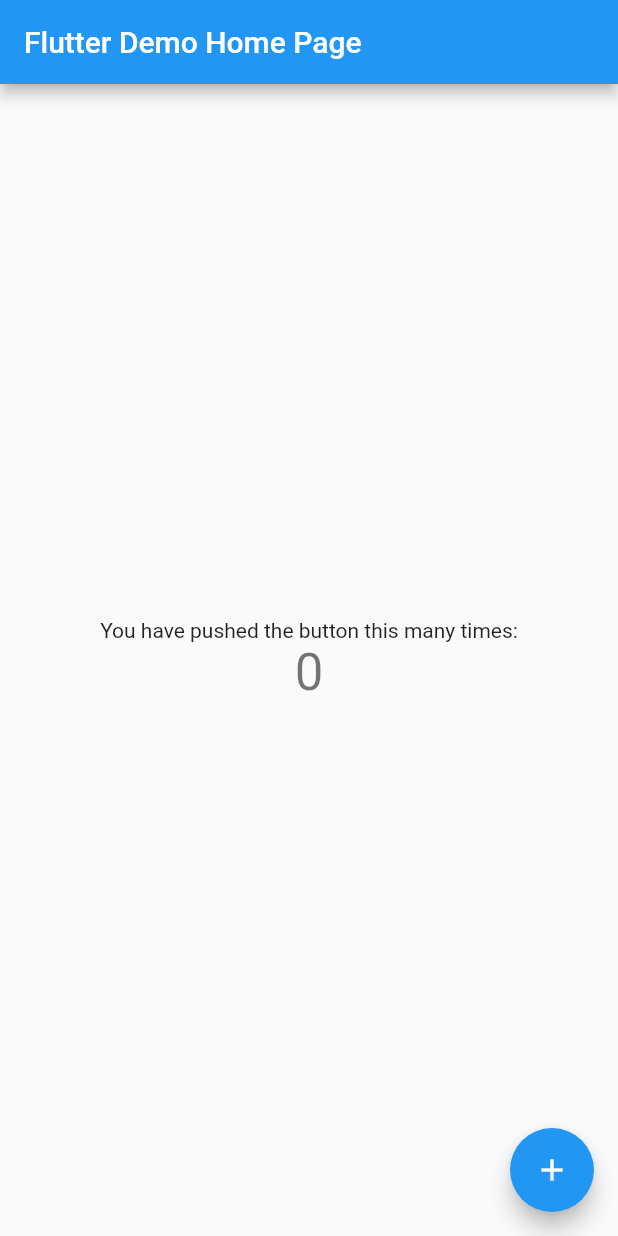
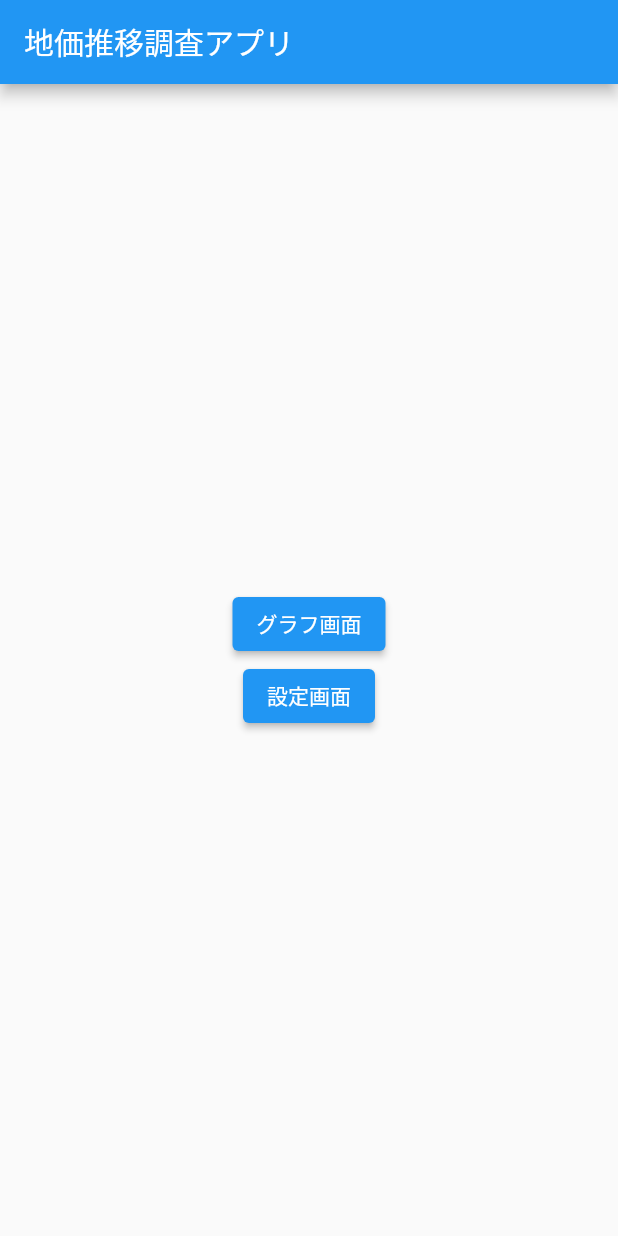
Before and after one commit to omooooori/LandPriceObserver, a Flutter app: the screen it shows after launch, on a phone screen of 412 x 824 dp. Run offline on Flutter 3.47's test engine with Material 2 defaults, Android fonts, the phone set to English and light mode, and no system bars.

Commit message:
画面作成。

```diff
--- a/lib/main.dart
+++ b/lib/main.dart
@@ -1,3 +1,5 @@
+import 'package:app/graph_screen.dart';
+import 'package:app/setting_screen.dart';
 import 'package:flutter/material.dart';
 
 void main() {
@@ -7,21 +9,11 @@ void main() {
 class MyApp extends StatelessWidget {
   const MyApp({Key? key}) : super(key: key);
 
-  // This widget is the root of your application.
   @override
   Widget build(BuildContext context) {
     return MaterialApp(
       title: 'Flutter Demo',
       theme: ThemeData(
-        // This is the theme of your application.
-        //
-        // Try running your application with "flutter run". You'll see the
-        // application has a blue toolbar. Then, without quitting the app, try
-        // changing the primarySwatch below to Colors.green and then invoke
-        // "hot reload" (press "r" in the console where you ran "flutter run",
-        // or simply save your changes to "hot reload" in a Flutter IDE).
-        // Notice that the counter didn't reset back to zero; the application
-        // is not restarted.
         primarySwatch: Colors.blue,
       ),
       home: const MyHomePage(title: 'Flutter Demo Home Page'),
@@ -31,15 +23,6 @@ class MyApp extends StatelessWidget {
 
 class MyHomePage extends StatefulWidget {
   const MyHomePage({Key? key, required this.title}) : super(key: key);
-
-  // This widget is the home page of your application. It is stateful, meaning
-  // that it has a State object (defined below) that contains fields that affect
-  // how it looks.
-
-  // This class is the configuration for the state. It holds the values (in this
-  // case the title) provided by the parent (in this case the App widget) and
-  // used by the build method of the State. Fields in a Widget subclass are
-  // always marked "final".
 
   final String title;
 
@@ -63,53 +46,35 @@ class _MyHomePageState extends State<MyHomePage> {
 
   @override
   Widget build(BuildContext context) {
-    // This method is rerun every time setState is called, for instance as done
-    // by the _incrementCounter method above.
-    //
-    // The Flutter framework has been optimized to make rerunning build methods
-    // fast, so that you can just rebuild anything that needs updating rather
-    // than having to individually change instances of widgets.
     return Scaffold(
       appBar: AppBar(
-        // Here we take the value from the MyHomePage object that was created by
-        // the App.build method, and use it to set our appbar title.
-        title: Text(widget.title),
+        title: Text('地価推移調査アプリ'),
       ),
       body: Center(
-        // Center is a layout widget. It takes a single child and positions it
-        // in the middle of the parent.
         child: Column(
-          // Column is also a layout widget. It takes a list of children and
-          // arranges them vertically. By default, it sizes itself to fit its
-          // children horizontally, and tries to be as tall as its parent.
-          //
-          // Invoke "debug painting" (press "p" in the console, choose the
-          // "Toggle Debug Paint" action from the Flutter Inspector in Android
-          // Studio, or the "Toggle Debug Paint" command in Visual Studio Code)
-          // to see the wireframe for each widget.
-          //
-          // Column has various properties to control how it sizes itself and
-          // how it positions its children. Here we use mainAxisAlignment to
-          // center the children vertically; the main axis here is the vertical
-          // axis because Columns are vertical (the cross axis would be
-          // horizontal).
           mainAxisAlignment: MainAxisAlignment.center,
           children: <Widget>[
-            const Text(
-              'You have pushed the button this many times:',
+            ElevatedButton(
+              onPressed: () {
+                Navigator.push(
+                  context,
+                  MaterialPageRoute(builder: (context) => GraphScreen()),
+                );
+              },
+              child: Text('グラフ画面'),
             ),
-            Text(
-              '$_counter',
-              style: Theme.of(context).textTheme.headline4,
-            ),
+            ElevatedButton(
+              onPressed: () {
+                Navigator.push(
+                  context,
+                  MaterialPageRoute(builder: (context) => SettingScreen()),
+                );
+              },
+              child: Text('設定画面'),
+            )
           ],
         ),
       ),
-      floatingActionButton: FloatingActionButton(
-        onPressed: _incrementCounter,
-        tooltip: 'Increment',
-        child: const Icon(Icons.add),
-      ), // This trailing comma makes auto-formatting nicer for build methods.
     );
   }
 }
```
Also changed, not shown: lib/graph_screen.dart (added, +17 -0 lines), lib/setting_screen.dart (added, +17 -0 lines).
